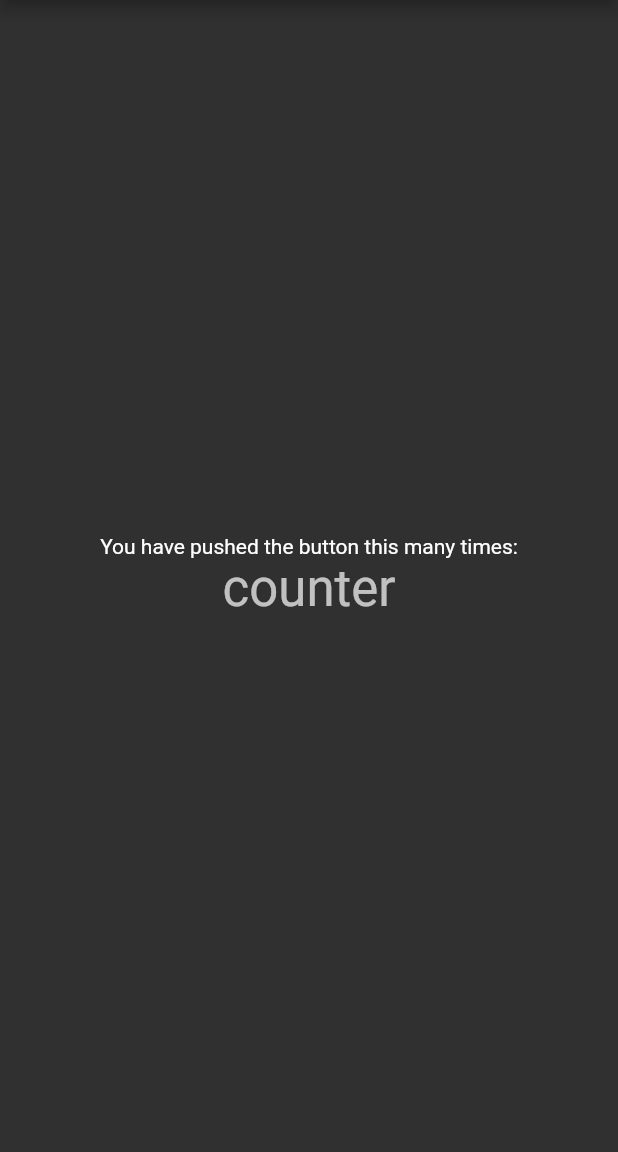
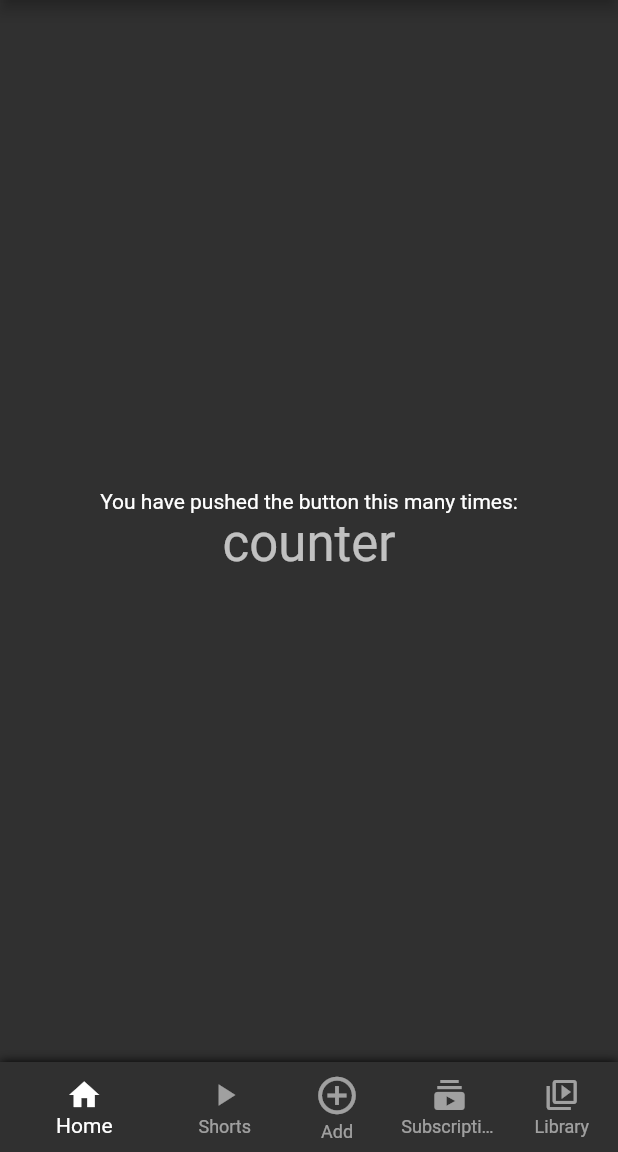
Before and after one commit to Abhiramakc/Flutter_youtube_clone, a Flutter app: the screen it shows after launch, on a phone screen of 412 x 824 dp, the part 84-1236 px from its top. Run offline on Flutter 3.47's test engine with Material 2 defaults, Android fonts, the phone set to English and light mode, and no system bars; our stand-ins replace font_awesome_flutter.

Commit message:
bottom nav bar done

```diff
--- a/lib/main.dart
+++ b/lib/main.dart
@@ -27,9 +27,9 @@ class MyHomePage extends StatefulWidget {
 
 class _MyHomePageState extends State<MyHomePage> {
 
-
   @override
   Widget build(BuildContext context) {
+
     return Scaffold(
       appBar: AppBar(
         title: Row(
@@ -49,7 +49,6 @@ class _MyHomePageState extends State<MyHomePage> {
       ),
       body: Center(
         child: Column(
-
           mainAxisAlignment: MainAxisAlignment.center,
           children: <Widget>[
             Text(
@@ -62,7 +61,58 @@ class _MyHomePageState extends State<MyHomePage> {
           ],
         ),
       ),
-
+      bottomNavigationBar: CustomBottomNavigationBar(),
     );
   }
 }
+
+
+
+
+
+
+
+
+
+
+
+
+class CustomBottomNavigationBar extends StatefulWidget {
+  const CustomBottomNavigationBar({Key? key}) : super(key: key);
+
+  @override
+  _CustomBottomNavigationBarState createState() => _CustomBottomNavigationBarState();
+}
+
+class _CustomBottomNavigationBarState extends State<CustomBottomNavigationBar> {
+  int selectedIndex = 0;
+  Color selectedItemColor = Colors.white;
+  @override
+  Widget build(BuildContext context) {
+    return Container(
+      decoration: BoxDecoration(
+          boxShadow: [
+            BoxShadow(color: Colors.black,blurRadius: 5.0)
+          ]
+      ),
+      child: BottomNavigationBar(
+        elevation: 100.0,
+        currentIndex: selectedIndex,
+        showUnselectedLabels: true,
+        items: [
+          BottomNavigationBarItem(icon: Icon(Icons.home), label: 'Home'),
+          BottomNavigationBarItem(icon: Icon(Icons.play_arrow), label: 'Shorts'),
+          BottomNavigationBarItem(icon: Icon(Icons.add_circle_outline, size: 30.0,), label: 'Add'),
+          BottomNavigationBarItem(icon: Icon(Icons.subscriptions), label: 'Subscriptions'),
+          BottomNavigationBarItem(icon: Icon(Icons.video_library_outlined,), label: 'Library')
+        ],
+        onTap: (index) {setState(() {
+          selectedIndex = index;
+          selectedItemColor = Colors.white;
+        });},
+        unselectedItemColor: Colors.white54,
+        selectedItemColor: selectedItemColor,
+      ),
+    );
+  }
+}
```
